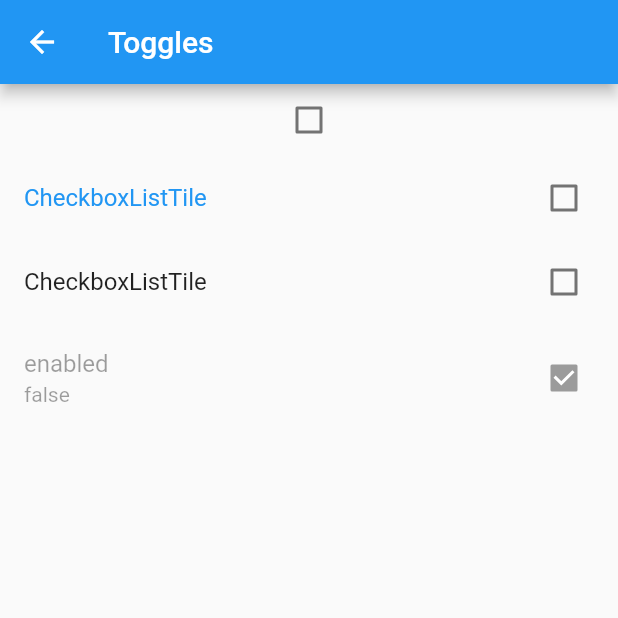
After one commit to ham-burger/flutter-playground, a Flutter app: the screen it shows after launch, after a tap on "toggles", on a phone screen of 412 x 824 dp, the top half of it. The commit adds this screen. Run offline on Flutter 3.47's test engine with Material 2 defaults, Android fonts, the light colour scheme and no system bars.

Commit message:
feat(ui): add checkboxes

```diff
--- a/ui_component_scrap/lib/home_page.dart
+++ b/ui_component_scrap/lib/home_page.dart
@@ -1,6 +1,7 @@
 import 'package:flutter/material.dart';
 import 'package:ui_component_scrap/pages/buttons_page.dart';
 import 'package:ui_component_scrap/pages/texts_page.dart';
+import 'package:ui_component_scrap/pages/toogles_page.dart';
 
 class MyHomePage extends StatefulWidget {
   const MyHomePage({super.key, required this.title});
@@ -60,6 +61,14 @@ class _MyHomePageState extends State<MyHomePage> {
               ),
             ),
           ),
+          ListTile(
+            title: Text('toggles'),
+            onTap: () => Navigator.of(context).push(
+              MaterialPageRoute(
+                builder: (context) => const TogglesPage(),
+              ),
+            ),
+          )
         ],
       ),
     );
--- /dev/null
+++ b/ui_component_scrap/lib/pages/toogles_page.dart
@@ -0,0 +1,69 @@
+import 'package:flutter/material.dart';
+
+class TogglesPage extends StatefulWidget {
+  const TogglesPage({Key? key}) : super(key: key);
+
+  @override
+  State<TogglesPage> createState() => _TogglesPageState();
+}
+
+class _TogglesPageState extends State<TogglesPage> {
+  bool? _state1 = false;
+  bool? _state2 = false;
+
+  @override
+  Widget build(BuildContext context) {
+    return Scaffold(
+      appBar: AppBar(
+        title: const Text('Toggles'),
+      ),
+      body: ListView(
+        children: [
+          Checkbox(
+            value: _state1,
+            onChanged: (newState) {
+              setState(
+                () {
+                  _state1 = newState;
+                },
+              );
+            },
+          ),
+          CheckboxListTile(
+            value: _state2,
+            onChanged: (newState) {
+              setState(
+                () {
+                  _state2 = newState;
+                },
+              );
+            },
+            title: const Text('CheckboxListTile'),
+            tristate: true,
+            selected: true,
+          ),
+          CheckboxListTile(
+            value: _state2,
+            onChanged: (newState) {
+              setState(
+                () {
+                  _state2 = newState;
+                },
+              );
+            },
+            title: const Text('CheckboxListTile'),
+            tristate: true,
+            autofocus: true,
+          ),
+          CheckboxListTile(
+            value: true,
+            onChanged: (newState) {},
+            enabled: false,
+            title: const Text('enabled'),
+            subtitle: const Text('false'),
+          ),
+        ],
+      ),
+    );
+  }
+}
```
